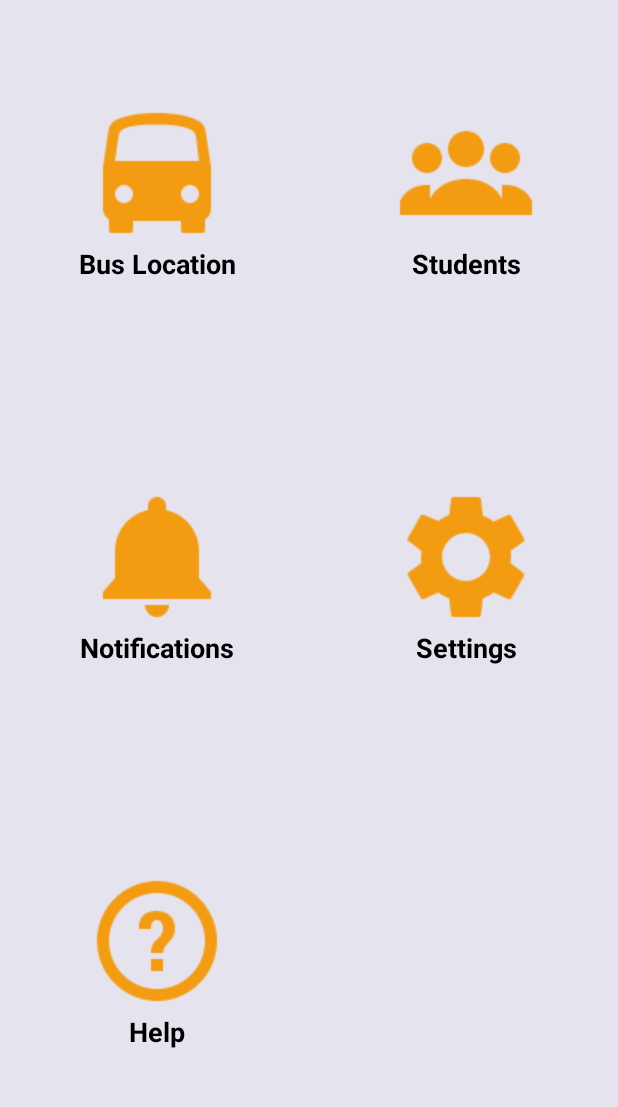
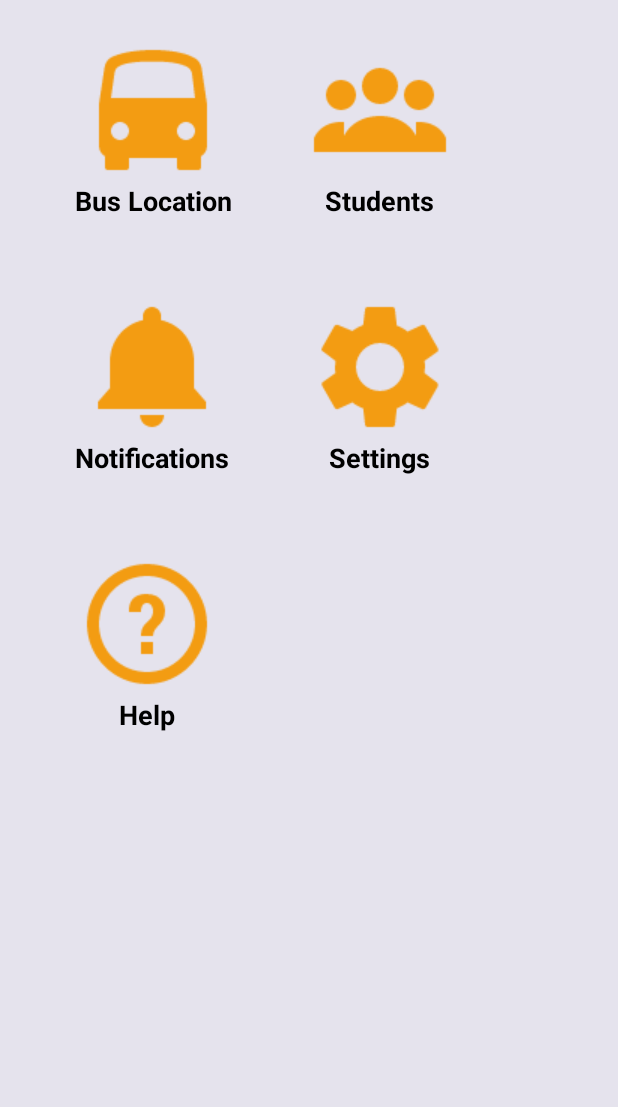
Before and after one commit to Eve2/SchoolBusTracking, an Android app: the HomeFragment screen opened directly, with no data from a screen before it, on a phone screen of 412 x 824 dp, the part 84-1191 px from its top. Run offline under Robolectric (Android 15) with nearby library versions, the phone set to English and light mode, and no system bars.

Commit message:
update splash, home, notification, student list

```diff
--- a/app/build.gradle
+++ b/app/build.gradle
@@ -37,6 +37,7 @@ dependencies {
     compile 'com.firebase:firebase-jobdispatcher:0.6.0'
     compile 'com.google.gms:google-services:3.1.0'
     testCompile 'junit:junit:4.12'
+    compile 'info.hoang8f:fbutton:1.0.5'
 }
 
 
--- a/app/src/main/AndroidManifest.xml
+++ b/app/src/main/AndroidManifest.xml
@@ -9,7 +9,7 @@
         android:allowBackup="true"
         android:icon="@drawable/logo"
         android:label="@string/app_name"
-        android:roundIcon="@mipmap/ic_launcher_round"
+        android:roundIcon="@drawable/logo"
         android:supportsRtl="true"
         android:theme="@style/AppTheme">
 
--- a/app/src/main/java/com/schoolbus/schoolbustracking/activities/HomeActivity.java
+++ b/app/src/main/java/com/schoolbus/schoolbustracking/activities/HomeActivity.java
@@ -30,7 +30,6 @@ public class HomeActivity extends AppCompatActivity {
         setDrawerToggle();
         setListener();
 
-        // home page container to holder all fragments
         if (findViewById(R.id.home_container) != null) {
             if (savedInstanceState == null) {
                 getSupportFragmentManager().beginTransaction().add(R.id.home_container, new HomeFragment()).commit();
--- a/app/src/main/java/com/schoolbus/schoolbustracking/activities/SplashActivity.java
+++ b/app/src/main/java/com/schoolbus/schoolbustracking/activities/SplashActivity.java
@@ -5,6 +5,7 @@ import android.content.Intent;
 import android.content.SharedPreferences;
 import android.support.v7.app.AppCompatActivity;
 import android.os.Bundle;
+import android.widget.Toast;
 
 import com.schoolbus.schoolbustracking.R;
 
@@ -17,23 +18,20 @@ public class SplashActivity extends AppCompatActivity {
         super.onCreate(savedInstanceState);
         setContentView(R.layout.activity_splash);
 
-        sharedPreferences = getBaseContext().getSharedPreferences("mSharedPref", Context.MODE_PRIVATE);
+        sharedPreferences = getBaseContext().getSharedPreferences("BusSharedPreference", Context.MODE_PRIVATE);
 
         Thread timerThread = new Thread() {
             public void run() {
                 try {
                     sleep(5000);
-                    /*
-                    if (sharedPreferences.getString("OTP", "").equals("")) {
-                        Intent intent = new Intent(SplashPage.this, LoginPage.class);
+
+                    if (sharedPreferences.getString("Phone", "").equals("")) {
+                        Intent intent = new Intent(SplashActivity.this, LoginActivity.class);
                         startActivity(intent);
                     } else {
-                        Intent intent = new Intent(SplashPage.this, HomePage.class);
+                        Intent intent = new Intent(SplashActivity.this, HomeActivity.class);
                         startActivity(intent);
                     }
-                    */
-                    Intent intent = new Intent(SplashActivity.this, LoginActivity.class);
-                    startActivity(intent);
 
                 } catch (InterruptedException e) {
                     e.printStackTrace();
--- a/app/src/main/java/com/schoolbus/schoolbustracking/adapters/StudentsAdapter.java
+++ b/app/src/main/java/com/schoolbus/schoolbustracking/adapters/StudentsAdapter.java
@@ -42,7 +42,7 @@ public class StudentsAdapter extends RecyclerView.Adapter<StudentsAdapter.ViewHo
     }
 
     @Override
-    public void onBindViewHolder(final StudentsAdapter.ViewHolder holder, int position) {
+    public void onBindViewHolder(final StudentsAdapter.ViewHolder holder, final int position) {
 
         final StudentsInfo mInfo = studentsInfos.get(position);
 
--- a/app/src/main/java/com/schoolbus/schoolbustracking/fragments/home/HomeFragment.java
+++ b/app/src/main/java/com/schoolbus/schoolbustracking/fragments/home/HomeFragment.java
@@ -32,21 +32,21 @@ public class HomeFragment extends Fragment {
         linearLayout1.setOnClickListener(new View.OnClickListener() {
             @Override
             public void onClick(View view) {
-
+                getActivity().getSupportFragmentManager().beginTransaction().replace(R.id.home_container,new LocationFragment()).addToBackStack(null).commit();
             }
         });
 
         linearLayout2.setOnClickListener(new View.OnClickListener() {
             @Override
             public void onClick(View view) {
-
+                getActivity().getSupportFragmentManager().beginTransaction().replace(R.id.home_container, new StudentsFragment()).addToBackStack(null).commit();
             }
         });
 
         linearLayout3.setOnClickListener(new View.OnClickListener() {
             @Override
             public void onClick(View view) {
-
+                getActivity().getSupportFragmentManager().beginTransaction().replace(R.id.home_container, new NotificationFragment()).addToBackStack(null).commit();
             }
         });
 
--- a/app/src/main/res/layout/fragment_home.xml
+++ b/app/src/main/res/layout/fragment_home.xml
@@ -14,9 +14,8 @@
         android:layout_width="wrap_content"
         android:layout_height="wrap_content"
         android:id="@+id/ll1"
-        android:layout_margin="20dp"
-        android:layout_rowWeight="1"
-        android:layout_columnWeight="1"
+        android:layout_margin="25dp"
+        android:layout_marginLeft="50dp"
         android:gravity="center"
         >
 
@@ -42,9 +41,7 @@
         android:layout_height="wrap_content"
         android:gravity="center"
         android:id="@+id/ll2"
-        android:layout_margin="20dp"
-        android:layout_rowWeight="1"
-        android:layout_columnWeight="1"
+        android:layout_margin="25dp"
         >
 
         <ImageView
@@ -70,9 +67,8 @@
         android:layout_height="wrap_content"
         android:gravity="center"
         android:id="@+id/ll3"
-        android:layout_margin="20dp"
-        android:layout_rowWeight="1"
-        android:layout_columnWeight="1"
+        android:layout_marginLeft="50dp"
+        android:layout_margin="25dp"
         >
 
         <ImageView
@@ -98,9 +94,7 @@
         android:layout_height="wrap_content"
         android:gravity="center"
         android:id="@+id/ll4"
-        android:layout_margin="20dp"
-        android:layout_rowWeight="1"
-        android:layout_columnWeight="1"
+        android:layout_margin="25dp"
         >
 
 
@@ -124,10 +118,9 @@
     <LinearLayout
         android:orientation="vertical"
         android:id="@+id/ll5"
-        android:layout_rowWeight="1"
-        android:layout_columnWeight="1"
         android:gravity="center"
-        android:layout_margin="20dp"
+        android:layout_marginLeft="50dp"
+        android:layout_margin="25dp"
         android:layout_width="wrap_content"
         android:layout_height="wrap_content"
         >
--- a/app/src/main/res/layout/fragment_signup.xml
+++ b/app/src/main/res/layout/fragment_signup.xml
@@ -69,7 +69,7 @@
         android:background="@color/divider"
         android:ems="10"
         android:fontFamily="monospace"
-        android:hint="Parents Name"
+        android:hint="Father's Name"
         android:inputType="textPersonName"
         android:paddingLeft="5dp"
         android:textStyle="bold"
@@ -123,7 +123,7 @@
     <Button
         android:id="@+id/toLogin"
         android:layout_width="match_parent"
-        android:layout_height="30dp"
+        android:layout_height="40dp"
         android:layout_marginLeft="20dp"
         android:layout_marginRight="20dp"
         android:layout_marginTop="50dp"
--- a/app/src/main/res/values/strings.xml
+++ b/app/src/main/res/values/strings.xml
@@ -19,7 +19,7 @@
 
     <string name="subscribe_to_notification">Subscribe for notification</string>
     <string name="log_token">Log Token</string>
-    <string name="msg_subscribed">Subscribed to notification</string>
+    <string name="msg_subscribed">Subscribed succeed!</string>
     <string name="msg_token_fmt" translatable="false">InstanceID Token: %s</string>
     <string name="default_notification_channel_id" translatable="false">fcm_default_channel</string>
     <string name="default_notification_channel_name" translatable="true">Notification</string>
--- a/app/src/main/res/values/styles.xml
+++ b/app/src/main/res/values/styles.xml
@@ -15,4 +15,10 @@
         <item name="android:listPreferredItemHeightSmall">40dp</item><!-- item size in menu-->
         <item name="android:listDivider">@color/divider</item>
     </style>
+    <style name="Divider">
+        <item name="android:layout_width">match_parent</item>
+        <item name="android:layout_height">1dp</item>
+        <item name="android:background">?android:attr/listDivider</item>
+    </style>
+
 </resources>
```
Also changed, not shown: app/src/main/java/com/schoolbus/schoolbustracking/fragments/home/NotificationFragment.java (+4 -4 lines), app/src/main/java/com/schoolbus/schoolbustracking/fragments/login/SigninFragment.java (+8 -0 lines), app/src/main/res/layout/fragment_notification.xml (+11 -7 lines), app/src/main/res/layout/fragment_signin.xml (+6 -5 lines), app/src/main/res/layout/item_students.xml (+14 -5 lines).
